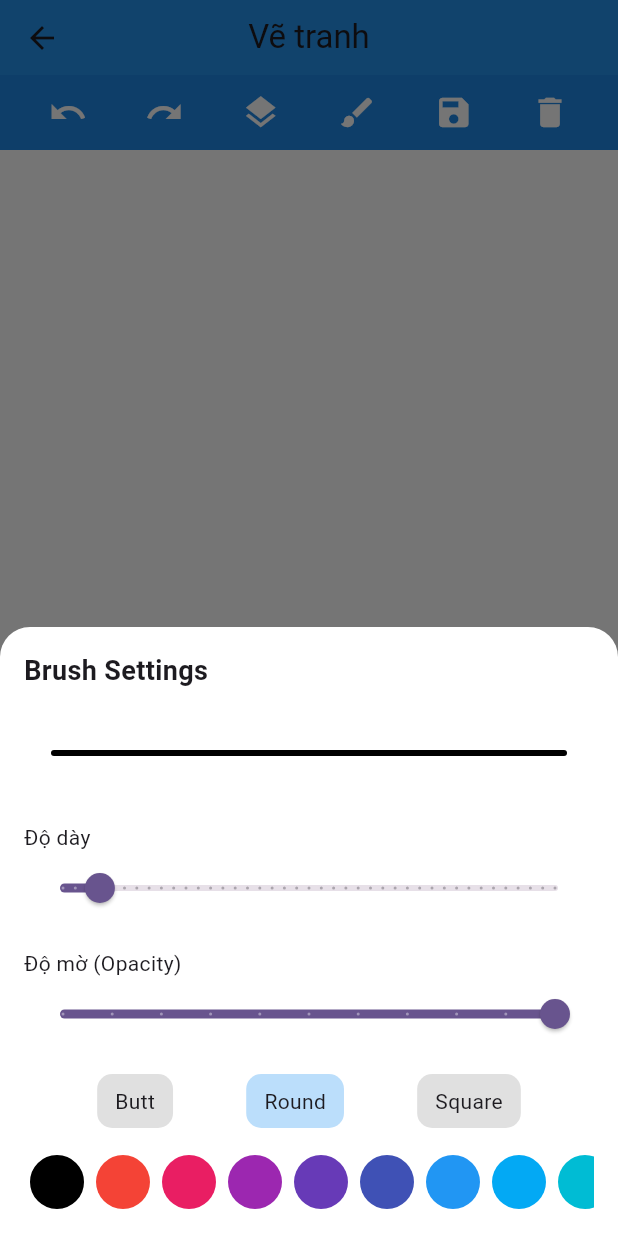
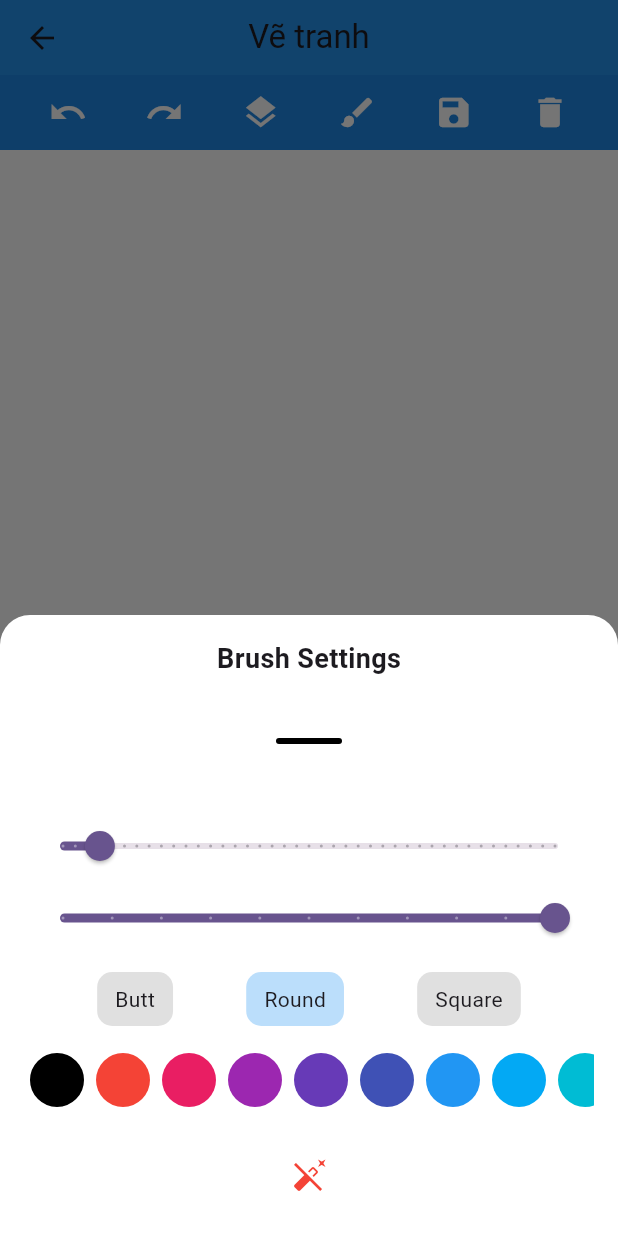
Before and after one commit to khaiao12/paint-phone, a Flutter app: the PaintScreen screen opened directly, after a tap on the "brush" icon, on a phone screen of 412 x 824 dp. Run offline on Flutter 3.47's test engine with Material 3 defaults, Android fonts, the phone set to English and light mode, and no system bars; our stand-ins replace cloud_firestore, firebase_auth, firebase_core, firebase_storage, google_sign_in; accounts and stored records are empty.

Commit message:
update continute draw and add eraser

```diff
--- a/lib/presentation/screens/paint_screen.dart
+++ b/lib/presentation/screens/paint_screen.dart
@@ -147,12 +147,12 @@ class _PaintScreenState extends State<PaintScreen> {
       // ==========================================================
       // CANVAS VẼ
       // ==========================================================
-      body: Container(
-        color: Colors.white, // nền vẽ
-        child: SizedBox.expand(
-          child: DrawingCanvas(boundaryKey: _boundaryKey),
-        ),
-      ),
+        body: Stack(
+          children: [
+            Positioned.fill(child: Container(color: Colors.white)), // nền trắng
+            DrawingCanvas(boundaryKey: _boundaryKey),
+          ],
+        )
 
     );
   }
--- a/lib/presentation/state/paint_provider.dart
+++ b/lib/presentation/state/paint_provider.dart
@@ -6,13 +6,17 @@ class PaintProvider extends ChangeNotifier {
   double _opacity = 1.0;
   StrokeCap _strokeCap = StrokeCap.round;
 
+  bool _isEraser = false;
+
   Color get color => _color;
   double get strokeWidth => _strokeWidth;
   double get opacity => _opacity;
   StrokeCap get strokeCap => _strokeCap;
+  bool get isEraser => _isEraser;
 
   void changeColor(Color c) {
     _color = c;
+    _isEraser = false; // tắt gôm
     notifyListeners();
   }
 
@@ -30,4 +34,9 @@ class PaintProvider extends ChangeNotifier {
     _strokeCap = cap;
     notifyListeners();
   }
+
+  void enableEraser() {
+    _isEraser = true;
+    notifyListeners();
+  }
 }
--- a/lib/presentation/widgets/brush_selector.dart
+++ b/lib/presentation/widgets/brush_selector.dart
@@ -1,3 +1,4 @@
+// lib/presentation/widgets/brush_selector.dart
 import 'package:flutter/material.dart';
 import 'package:provider/provider.dart';
 import '../state/paint_provider.dart';
@@ -7,11 +8,8 @@ class BrushSelector extends StatelessWidget {
 
   @override
   Widget build(BuildContext context) {
-    return Builder(
-      builder: (innerContext) {
-        final paintProv = innerContext.watch<PaintProvider>();
+    final paintProv = context.watch<PaintProvider>();
 
-        // ✅ Palette màu có thêm màu đen
     final List<Color> palette = [
       Colors.black,
       ...Colors.primaries,
@@ -26,20 +24,14 @@ class BrushSelector extends StatelessWidget {
       child: Column(
         mainAxisSize: MainAxisSize.min,
         children: [
-              // ===== Header =====
-              Row(
-                mainAxisAlignment: MainAxisAlignment.spaceBetween,
-                children: const [
-                  Text(
+          const Text(
             "Brush Settings",
             style: TextStyle(fontSize: 18, fontWeight: FontWeight.bold),
-                  ),
-                ],
           ),
 
           const SizedBox(height: 12),
 
-              // ===== Brush Preview =====
+          // Preview
           SizedBox(
             height: 60,
             child: CustomPaint(
@@ -48,19 +40,12 @@ class BrushSelector extends StatelessWidget {
                 width: paintProv.strokeWidth,
                 cap: paintProv.strokeCap,
               ),
-                  child: Container(),
             ),
           ),
 
           const SizedBox(height: 16),
 
-              // ===== Stroke Width =====
-              Row(
-                mainAxisAlignment: MainAxisAlignment.spaceBetween,
-                children: const [
-                  Text("Độ dày"),
-                ],
-              ),
+          // Stroke width
           Slider(
             value: paintProv.strokeWidth,
             min: 1,
@@ -70,15 +55,7 @@ class BrushSelector extends StatelessWidget {
             onChanged: (v) => paintProv.changeStrokeWidth(v),
           ),
 
-              const SizedBox(height: 16),
-
-              // ===== Opacity =====
-              Row(
-                mainAxisAlignment: MainAxisAlignment.spaceBetween,
-                children: const [
-                  Text("Độ mờ (Opacity)"),
-                ],
-              ),
+          // Opacity
           Slider(
             value: paintProv.opacity,
             min: 0.1,
@@ -88,27 +65,27 @@ class BrushSelector extends StatelessWidget {
             onChanged: (v) => paintProv.changeOpacity(v),
           ),
 
-              const SizedBox(height: 16),
+          const SizedBox(height: 12),
 
-              // ===== StrokeCap Buttons =====
+          // StrokeCap
           Row(
             mainAxisAlignment: MainAxisAlignment.spaceEvenly,
             children: [
-                  _strokeCapButton(innerContext, StrokeCap.butt, "Butt"),
-                  _strokeCapButton(innerContext, StrokeCap.round, "Round"),
-                  _strokeCapButton(innerContext, StrokeCap.square, "Square"),
+              _capButton(context, StrokeCap.butt, "Butt"),
+              _capButton(context, StrokeCap.round, "Round"),
+              _capButton(context, StrokeCap.square, "Square"),
             ],
           ),
 
           const SizedBox(height: 16),
 
-              // ===== Color Picker Mini (có màu đen) =====
+          // Color palette
           SizedBox(
             height: 40,
             child: ListView(
               scrollDirection: Axis.horizontal,
               children: palette.map((c) {
-                    final isSelected = paintProv.color.value == c.value;
+                final selected = paintProv.color.value == c.value;
                 return GestureDetector(
                   onTap: () => paintProv.changeColor(c),
                   child: Container(
@@ -120,9 +97,7 @@ class BrushSelector extends StatelessWidget {
                       shape: BoxShape.circle,
                       border: Border.all(
                         width: 2,
-                            color: isSelected
-                                ? Colors.black
-                                : Colors.transparent,
+                        color: selected ? Colors.black : Colors.transparent,
                       ),
                     ),
                   ),
@@ -130,16 +105,23 @@ class BrushSelector extends StatelessWidget {
               }).toList(),
             ),
           ),
+
+          const SizedBox(height: 20),
+
+          // ⭐ ERASER BUTTON ⭐
+          IconButton(
+            icon: Icon(Icons.auto_fix_off, color: Colors.red),
+            onPressed: () {
+              context.read<PaintProvider>().enableEraser();
+              Navigator.pop(context); // đóng panel
+            },
+          ),
         ],
       ),
     );
-      },
-    );
   }
 
-  /// BUTTON CHỌN KIỂU NÉT CỌ
-  Widget _strokeCapButton(
-      BuildContext context, StrokeCap cap, String label) {
+  Widget _capButton(BuildContext context, StrokeCap cap, String label) {
     final paintProv = context.watch<PaintProvider>();
     final isSelected = paintProv.strokeCap == cap;
 
--- a/lib/presentation/widgets/drawing_canvas.dart
+++ b/lib/presentation/widgets/drawing_canvas.dart
@@ -1,10 +1,8 @@
-// lib/presentation/widgets/drawing_canvas.dart
-
+import 'dart:ui' as ui;
 import 'package:flutter/material.dart';
 import 'package:provider/provider.dart';
 import '../state/layer_provider.dart';
 import '../state/paint_provider.dart';
-import 'dart:ui' as ui;
 
 class DrawingCanvas extends StatelessWidget {
   final GlobalKey boundaryKey;
@@ -16,20 +14,14 @@ class DrawingCanvas extends StatelessWidget {
     return RepaintBoundary(
       key: boundaryKey,
       child: GestureDetector(
-        onPanStart: (details) {
-          _addPoint(context, details.localPosition);
-        },
-        onPanUpdate: (details) {
-          _addPoint(context, details.localPosition);
-        },
-        onPanEnd: (_) {
-          context.read<LayerProvider>().endStroke();
-        },
+        onPanStart: (details) => _addPoint(context, details.localPosition),
+        onPanUpdate: (details) => _addPoint(context, details.localPosition),
+        onPanEnd: (_) => context.read<LayerProvider>().endStroke(),
         child: Consumer<LayerProvider>(
-          builder: (context, provider, _) {
+          builder: (_, provider, __) {
             return CustomPaint(
               painter: _DrawingPainter(provider),
-              child: Container(),
+              child: Container(), // full screen canvas
             );
           },
         ),
@@ -42,9 +34,12 @@ class DrawingCanvas extends StatelessWidget {
     final layerProv = context.read<LayerProvider>();
 
     final paint = Paint()
-      ..color = paintProv.color
+      ..color = paintProv.isEraser
+          ? Colors.transparent
+          : paintProv.color.withOpacity(paintProv.opacity)
       ..strokeWidth = paintProv.strokeWidth
-      ..strokeCap = StrokeCap.round
+      ..strokeCap = paintProv.strokeCap
+      ..blendMode = paintProv.isEraser ? BlendMode.clear : BlendMode.srcOver
       ..isAntiAlias = true;
 
     layerProv.addPoint(pos, paint);
@@ -61,28 +56,24 @@ class _DrawingPainter extends CustomPainter {
     for (final layer in provider.layers) {
       if (!layer.visible) continue;
 
-      // 1. Layer ảnh
+      // ===== 1. Layer ảnh =====
       if (layer.type == LayerType.image && layer.image != null) {
         final img = layer.image!;
-        final src = Rect.fromLTWH(
-            0, 0, img.width.toDouble(), img.height.toDouble());
-        final dst =
-        Rect.fromLTWH(0, 0, size.width, size.height);
+        final src =
+        Rect.fromLTWH(0, 0, img.width.toDouble(), img.height.toDouble());
+        final dst = Rect.fromLTWH(0, 0, size.width, size.height);
 
         canvas.drawImageRect(img, src, dst, Paint());
         continue;
       }
 
-      // 2. Layer vẽ
+      // ===== 2. Layer vẽ =====
       if (layer.type == LayerType.draw) {
-        final points = layer.points;
-
-        for (int i = 0; i < points.length - 1; i++) {
-          final p1 = points[i];
-          final p2 = points[i + 1];
+        for (int i = 0; i < layer.points.length - 1; i++) {
+          final p1 = layer.points[i];
+          final p2 = layer.points[i + 1];
 
           if (p1.point == null || p2.point == null) continue;
-
           canvas.drawLine(p1.point!, p2.point!, p1.paint);
         }
       }
@@ -90,5 +81,5 @@ class _DrawingPainter extends CustomPainter {
   }
 
   @override
-  bool shouldRepaint(covariant _DrawingPainter oldDelegate) => true;
+  bool shouldRepaint(_) => true;
 }
```
Also changed, not shown: lib/presentation/screens/home_screen.dart (+9 -4 lines), lib/presentation/state/layer_provider.dart (+14 -0 lines). Lines whose indentation alone changed are shown as unchanged.
